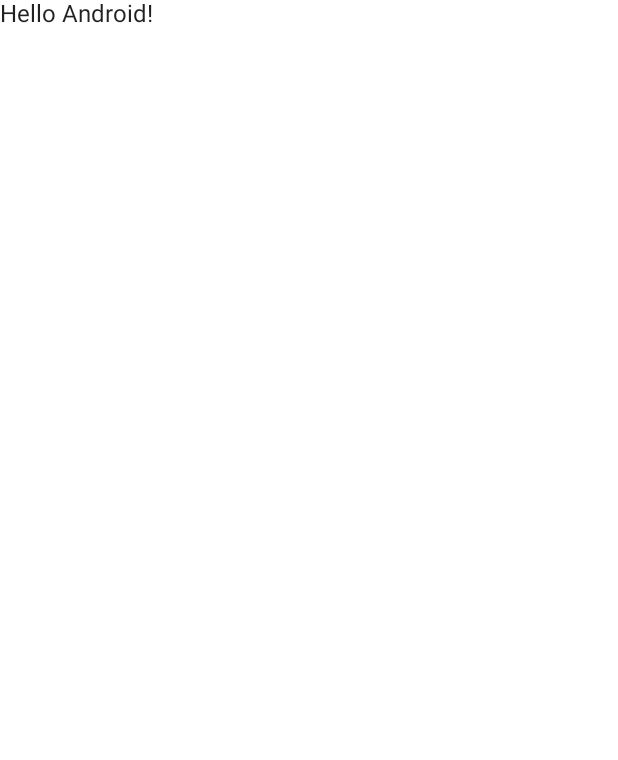
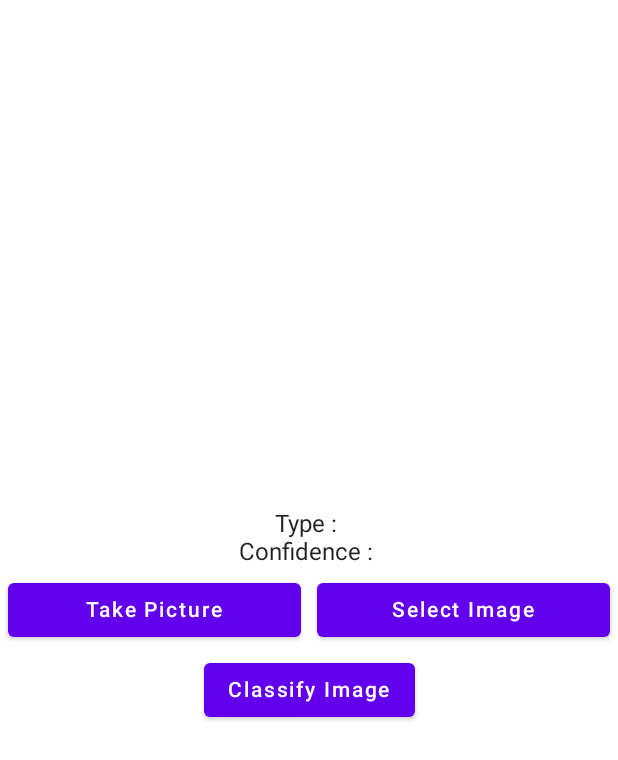
Before and after one commit to Krupal01/Custom-Model-with-MLKit-, an Android app built with Jetpack Compose: the screen it shows after launch (MainActivity), on a phone screen of 412 x 824 dp. Before the commit the part shown is almost empty. Shown: the top 760 px of the screen. Run offline under Robolectric (Android 15) with nearby library versions, the phone set to English and light mode, and no system bars; libraries missing offline, so code that uses them is left out: org.tensorflow.lite.

Commit message:
Initial Commit

```diff
--- a/app/build.gradle
+++ b/app/build.gradle
@@ -34,6 +34,7 @@ android {
     }
     buildFeatures {
         compose true
+        mlModelBinding true
     }
     composeOptions {
         kotlinCompilerExtensionVersion compose_version
@@ -53,6 +54,8 @@ dependencies {
     implementation "androidx.compose.ui:ui-tooling-preview:$compose_version"
     implementation 'androidx.lifecycle:lifecycle-runtime-ktx:2.3.1'
     implementation 'androidx.activity:activity-compose:1.3.1'
+    implementation 'org.tensorflow:tensorflow-lite-support:0.1.0'
+    implementation 'org.tensorflow:tensorflow-lite-metadata:0.1.0'
     testImplementation 'junit:junit:4.13.2'
     androidTestImplementation 'androidx.test.ext:junit:1.1.3'
     androidTestImplementation 'androidx.test.espresso:espresso-core:3.4.0'
--- a/app/src/main/java/com/example/custommlmodel/MainActivity.kt
+++ b/app/src/main/java/com/example/custommlmodel/MainActivity.kt
@@ -1,43 +1,174 @@
 package com.example.custommlmodel
 
+import android.content.Context
+import android.graphics.Bitmap
+import android.graphics.ImageDecoder
+import android.os.Build
 import android.os.Bundle
+import android.provider.MediaStore
+import android.widget.Toast
 import androidx.activity.ComponentActivity
+import androidx.activity.compose.rememberLauncherForActivityResult
 import androidx.activity.compose.setContent
-import androidx.compose.foundation.layout.fillMaxSize
+import androidx.activity.result.contract.ActivityResultContracts
+import androidx.activity.result.launch
+import androidx.annotation.RequiresApi
+import androidx.compose.foundation.Image
+import androidx.compose.foundation.layout.*
+import androidx.compose.material.Button
 import androidx.compose.material.MaterialTheme
 import androidx.compose.material.Surface
 import androidx.compose.material.Text
-import androidx.compose.runtime.Composable
+import androidx.compose.runtime.MutableState
+import androidx.compose.runtime.mutableStateOf
+import androidx.compose.runtime.remember
+import androidx.compose.ui.Alignment
 import androidx.compose.ui.Modifier
-import androidx.compose.ui.tooling.preview.Preview
+import androidx.compose.ui.graphics.asImageBitmap
+import androidx.compose.ui.layout.ContentScale
+import androidx.compose.ui.platform.LocalContext
+import androidx.compose.ui.unit.dp
+import com.example.custommlmodel.ml.ModelUnquant
 import com.example.custommlmodel.ui.theme.CustomMLModelTheme
+import org.tensorflow.lite.DataType
+import org.tensorflow.lite.support.tensorbuffer.TensorBuffer
+import java.nio.ByteBuffer
+import java.nio.ByteOrder
 
+const val image_size = 224
 class MainActivity : ComponentActivity() {
+    @RequiresApi(Build.VERSION_CODES.P)
     override fun onCreate(savedInstanceState: Bundle?) {
         super.onCreate(savedInstanceState)
         setContent {
+            val imageBitmap = remember {
+                mutableStateOf<Bitmap?>(
+                    null
+                )
+            }
+            val context = LocalContext.current
+            val typePredicted = remember {
+                mutableStateOf("")
+            }
+            val confidence = remember {
+                mutableStateOf("")
+            }
+            val launcher = rememberLauncherForActivityResult(contract = ActivityResultContracts.TakePicturePreview()){
+                imageBitmap.value = it
+            }
+            val launcher1 = rememberLauncherForActivityResult(contract = ActivityResultContracts.GetContent()){
+                imageBitmap.value =  if (Build.VERSION.SDK_INT >= Build.VERSION_CODES.P) {
+                    ImageDecoder.decodeBitmap(ImageDecoder.createSource(context.contentResolver, it))
+                } else {
+                    MediaStore.Images.Media.getBitmap(context.contentResolver, it)
+                }
+            }
+
+
             CustomMLModelTheme {
                 // A surface container using the 'background' color from the theme
                 Surface(
                     modifier = Modifier.fillMaxSize(),
                     color = MaterialTheme.colors.background
                 ) {
-                    Greeting("Android")
+                    Column(
+                        modifier = Modifier.fillMaxSize(),
+                        horizontalAlignment = Alignment.CenterHorizontally,
+                        verticalArrangement = Arrangement.Center
+                    ) {
+                        imageBitmap.value?.let {
+                            Image(
+                                bitmap = it.asImageBitmap(),
+                                contentDescription = "Image" ,
+                                contentScale = ContentScale.FillBounds,
+                                modifier = Modifier.size(300.dp)
+                            )
+                        }
+                        Text(text = "Type : ${typePredicted.value}")
+                        Text(text = "Confidence : ${confidence.value}")
+
+                        Row(modifier = Modifier.fillMaxWidth()) {
+                            Button(
+                                onClick = {
+                                    launcher.launch()
+                                },
+                                modifier = Modifier
+                                    .weight(1f)
+                                    .padding(all = 5.dp)
+                            ) {
+                                Text(text = "Take Picture")
+                            }
+
+                            Button(
+                                onClick = {
+                                    launcher1.launch("image/*")
+                                },
+                                modifier = Modifier
+                                    .weight(1f)
+                                    .padding(all = 5.dp)
+                            ) {
+                                Text(text = "Select Image")
+                            }
+                        }
+
+                        Button(onClick = {
+                            if(imageBitmap.value != null){
+                                classifyImage(
+                                    imageBitmap.value!!,
+                                    context,
+                                    typePredicted,
+                                    confidence
+                                )
+                            }else{
+                                Toast.makeText(context,"Select Image or Take Picture",Toast.LENGTH_LONG).show()
+                            }
+                        }) {
+                            Text(text = "Classify Image")
+                        }
+                    }
                 }
             }
         }
     }
-}
 
-@Composable
-fun Greeting(name: String) {
-    Text(text = "Hello $name!")
-}
+    fun classifyImage(
+        image: Bitmap,
+        context: Context,
+        typePredicted: MutableState<String>,
+        confidence: MutableState<String>
+    ) {
+        val imageBitmap = Bitmap.createScaledBitmap(image, image_size , image_size,false)
+        val model = ModelUnquant.newInstance(context)
 
-@Preview(showBackground = true)
-@Composable
-fun DefaultPreview() {
-    CustomMLModelTheme {
-        Greeting("Android")
+        val inputFeature0 = TensorBuffer.createFixedSize(intArrayOf(1, 224, 224, 3), DataType.FLOAT32)
+        val byteBuffer = ByteBuffer.allocateDirect(4* image_size* image_size*3)
+        byteBuffer.order(ByteOrder.nativeOrder())
+
+        val intValues = IntArray(image_size* image_size)
+        imageBitmap.getPixels(intValues,0,imageBitmap.width,0,0,imageBitmap.width, imageBitmap.height)
+        var pixel = 0
+        for (i in 0 until image_size){
+            for (j in 0 until image_size){
+                val value = intValues[pixel++]
+                byteBuffer.putFloat(((value shl 16)and 0xFF)*(1F/255F))
+                byteBuffer.putFloat(((value shl 8)and 0xFF)*(1F/255F))
+                byteBuffer.putFloat((value and 0xFF)*(1F/255F))
+            }
+        }
+
+        inputFeature0.loadBuffer(byteBuffer)
+
+        val outputs = model.process(inputFeature0)
+        val outputFeature0 = outputs.outputFeature0AsTensorBuffer
+
+        val confidenceArray = outputFeature0.floatArray.toList()
+        val max : Float? = confidenceArray.maxOrNull()
+        val index : Int = confidenceArray.indexOf(max)
+        val classesNames = arrayListOf("Bird","Animal","Human")
+
+        typePredicted.value = classesNames[index]
+        confidence.value = max.toString()
+
+        model.close()
     }
 }
```
Also changed, not shown: 1 other file.
